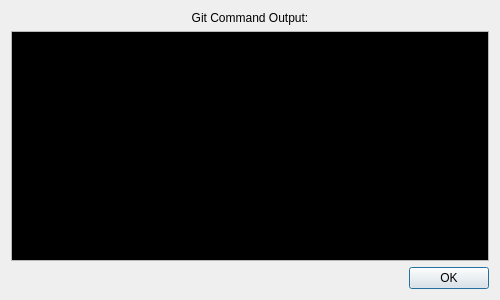
The window that ui/CommandDialog.ui (git-cola/git-cola) describes before a commit, drawn with Qt 5.
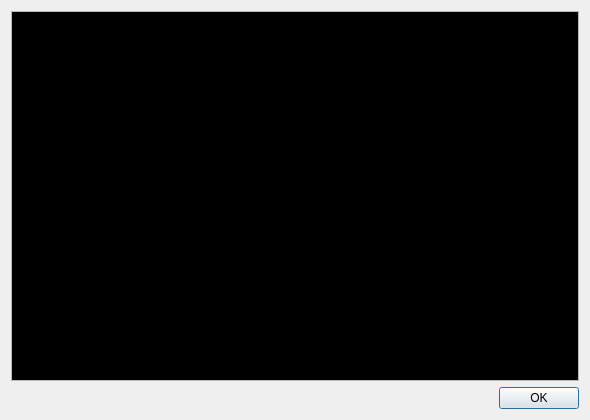
The same window after the commit.

```diff
--- a/ui/CommandDialog.ui
+++ b/ui/CommandDialog.ui
@@ -5,24 +5,14 @@
    <rect>
     <x>0</x>
     <y>0</y>
-    <width>500</width>
-    <height>300</height>
+    <width>590</width>
+    <height>420</height>
    </rect>
   </property>
   <property name="windowTitle" >
    <string>Git Command Output</string>
   </property>
   <layout class="QVBoxLayout" >
-   <item>
-    <widget class="QLabel" name="label" >
-     <property name="text" >
-      <string>Git Command Output:</string>
-     </property>
-     <property name="alignment" >
-      <set>Qt::AlignCenter</set>
-     </property>
-    </widget>
-   </item>
    <item>
     <widget class="QTextEdit" name="commandText" >
      <property name="palette" >
```
